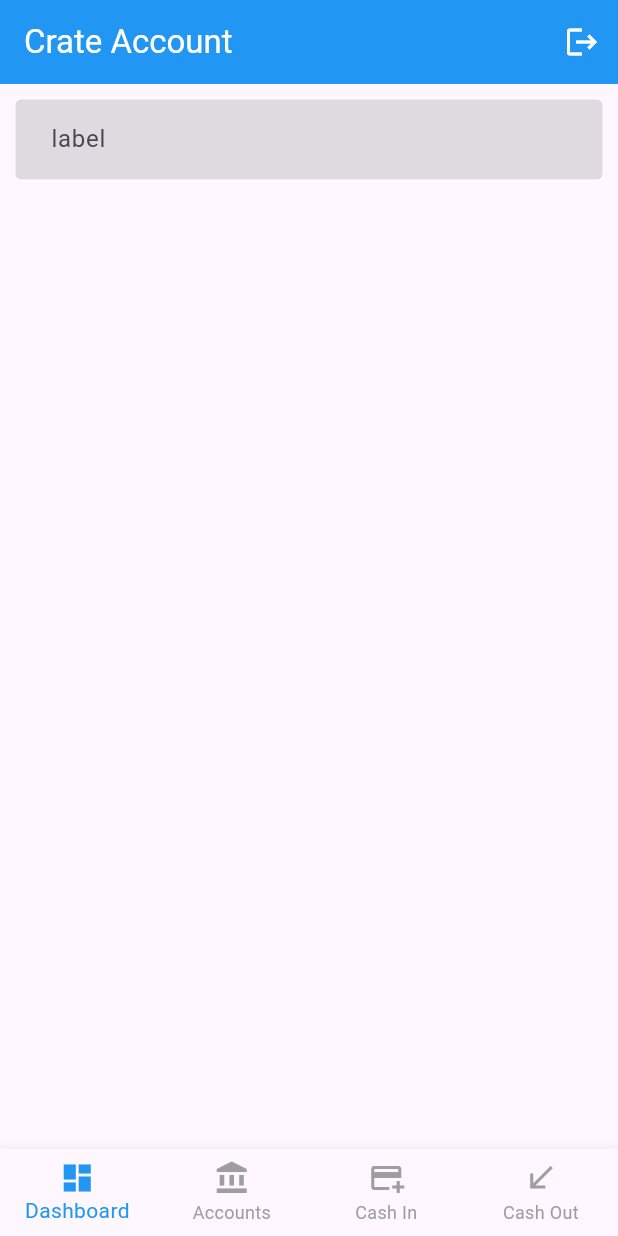
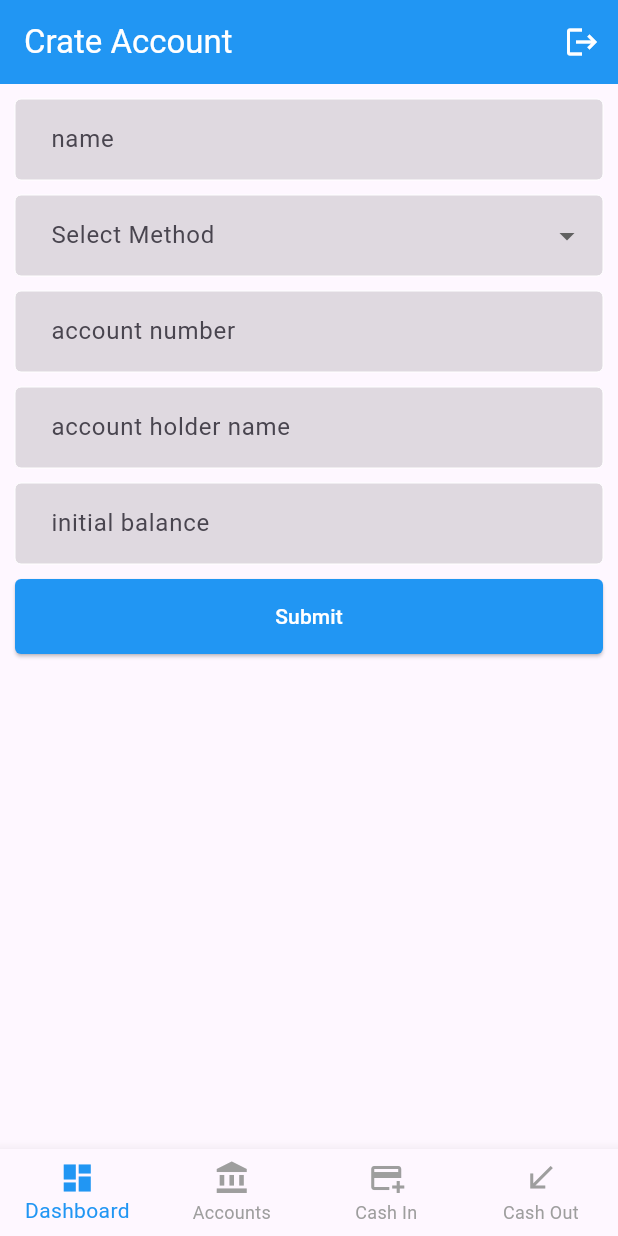
Before and after one commit to nasim0994/dailycash_flutter, a Flutter app: the AddAccount widget shown alone on an empty page, opened directly, on a phone screen of 412 x 824 dp. Run offline on Flutter 3.47's test engine with Material 3 defaults, Android fonts, the phone set to English and light mode, and no system bars; our stand-ins replace flutter_slidable, flutter_svg, fluttertoast, pin_code_fields, shared_preferences; accounts and stored records are empty; network calls fail.

Commit message:
add account completed

```diff
--- a/lib/layout/AppLayout.dart
+++ b/lib/layout/AppLayout.dart
@@ -1,4 +1,5 @@
 import 'package:flutter/material.dart';
+import '../utility/sharedPreferences.dart';
 import 'appBottomNavBar.dart';
 
 
@@ -26,7 +27,13 @@ class AppLayout extends StatelessWidget {
         backgroundColor: Colors.blue,
         iconTheme: const IconThemeData(color: Colors.white),
         actions: [
-          IconButton(onPressed: (){}, icon: Icon(Icons.logout))
+          IconButton(
+              onPressed: ()async{
+                await clearLoggedUserData();
+                Navigator.pushNamedAndRemoveUntil(context, "/login", (route)=>false);
+                },
+              icon: Icon(Icons.logout)
+          )
         ],
       ),
       body: child,
--- a/lib/screen/dashboard/account/addAccountScreen.dart
+++ b/lib/screen/dashboard/account/addAccountScreen.dart
@@ -1,3 +1,4 @@
+import 'package:dailycash/api/adminApi.dart';
 import 'package:dailycash/layout/AppLayout.dart';
 import 'package:dailycash/style/commonStyle.dart';
 import 'package:flutter/material.dart';
@@ -9,6 +10,63 @@ class AddAccount extends StatefulWidget {
 }
 
 class _AddAccountState extends State<AddAccount> {
+  final Map<String, String> paymentMethods = {
+    'Bank': 'bank',
+    'Mobile Banking': 'mobileBanking',
+  };
+  bool isLoading = false;
+  String? selectedValue;
+  Map<String, dynamic> FormValue = {
+    "name":"",
+    "type":"",
+    "accountNumber":"",
+    "accountHolderName":"",
+    "bankName":"",
+    "branchName":"",
+    "balance":0,
+  };
+
+  void handleChangeInput(String key, String value) {
+    setState(() {
+      if (FormValue.containsKey(key)) {
+        if (key == "balance") {
+          FormValue[key] = double.tryParse(value) ?? 0;
+        } else {
+          FormValue[key] = value;
+        }
+      }
+    });
+  }
+
+  void handleFormSubmit()async{
+    setState(() => isLoading = true);
+    String? name = FormValue["name"];
+    String? type = FormValue["type"];
+    String? accountNumber = FormValue["accountNumber"];
+    String? accountHolderName = FormValue["accountHolderName"];
+
+    if (name == null || name.trim().isEmpty) {
+      showErrorToast("Name is required");
+    } else if (type == null || type.trim().isEmpty) {
+      showErrorToast("Account Type is required");
+    } else if (accountNumber == null || accountNumber.trim().isEmpty) {
+      showErrorToast("account Number Type is required");
+    } else if (accountHolderName == null || accountHolderName.trim().isEmpty) {
+      showErrorToast("Account Holder Name is required");
+    } else {
+      Map res = await addAccountReq(FormValue);
+      if(res["success"] == true){
+        showSuccessToast("Account add success");
+        setState(() => isLoading = false);
+        Navigator.pop(context, true);
+      }else{
+        showErrorToast(res["message"]);
+        setState(() => isLoading = false);
+      }
+    }
+    setState(() => isLoading = false);
+  }
+
   @override
   Widget build(BuildContext context) {
     return AppLayout(
@@ -18,7 +76,69 @@ class _AddAccountState extends State<AddAccount> {
           padding: EdgeInsets.all(10),
           child: Column(
             children: [
-              TextFormField(decoration: AppInputStyle("label"),),
+              TextFormField(
+                decoration: AppInputStyle("name"),
+                onChanged: (value)=>{handleChangeInput("name", value)},
+              ),
+              SizedBox(height: 10,),
+              DropdownButtonFormField<String>(
+                decoration: AppInputStyle("Select Method"),
+                value: selectedValue,
+                items: paymentMethods.entries.map((entry) {
+                  return DropdownMenuItem<String>(
+                    value: entry.value,
+                    child: Text(entry.key),
+                  );
+                }).toList(),
+                onChanged: (newValue) {
+                  setState(() {
+                    selectedValue = newValue!;
+                    FormValue["type"] = newValue;
+                  });
+                },
+                validator: (value) =>
+                value == null ? 'Please select an option' : null,
+              ),
+              SizedBox(height: 10,),
+              TextFormField(decoration: AppInputStyle("account number"),
+                onChanged: (value)=>{handleChangeInput("accountNumber", value)},
+              ),
+              SizedBox(height: 10,),
+              TextFormField(decoration: AppInputStyle("account holder name"),
+                onChanged: (value)=>{handleChangeInput("accountHolderName", value)},
+              ),
+              SizedBox(height: 10,),
+              if (selectedValue == 'bank') ...[
+                TextFormField(
+                  decoration: AppInputStyle("bank name"),
+                  onChanged: (value)=>{handleChangeInput("bankName", value)},
+                ),
+                const SizedBox(height: 10),
+                TextFormField(
+                  decoration: AppInputStyle("branch name"),
+                  onChanged: (value)=>{handleChangeInput("branchName", value)},
+                ),
+                const SizedBox(height: 10),
+              ],
+              TextFormField(decoration: AppInputStyle("initial balance"),
+                onChanged: (value)=>{handleChangeInput("balance", value)},
+              ),
+              SizedBox(height: 10,),
+              SizedBox(
+                width: double.infinity,
+                child: ElevatedButton(
+                  onPressed: isLoading ? null : (){handleFormSubmit();},
+                  style: AppBtnStyle(),
+                  child: isLoading  ?
+                  SizedBox(
+                    width: 18,
+                    height: 18,
+                    child: CircularProgressIndicator(
+                      color: Colors.white,
+                      strokeWidth: 2,
+                    ),
+                  ) : Text("Submit"),),
+              ),
             ],
           ),
         )
```
Also changed, not shown: lib/api/adminApi.dart (+10 -1 lines).
